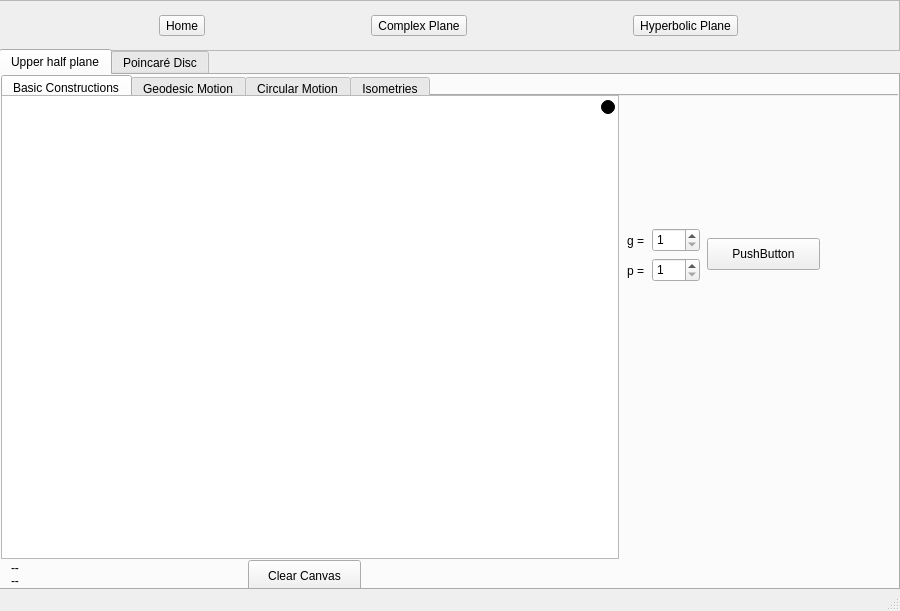
The window that Window.ui (Labardini/Hyperbolic-GeometPy) describes before a commit, drawn with Qt 5.
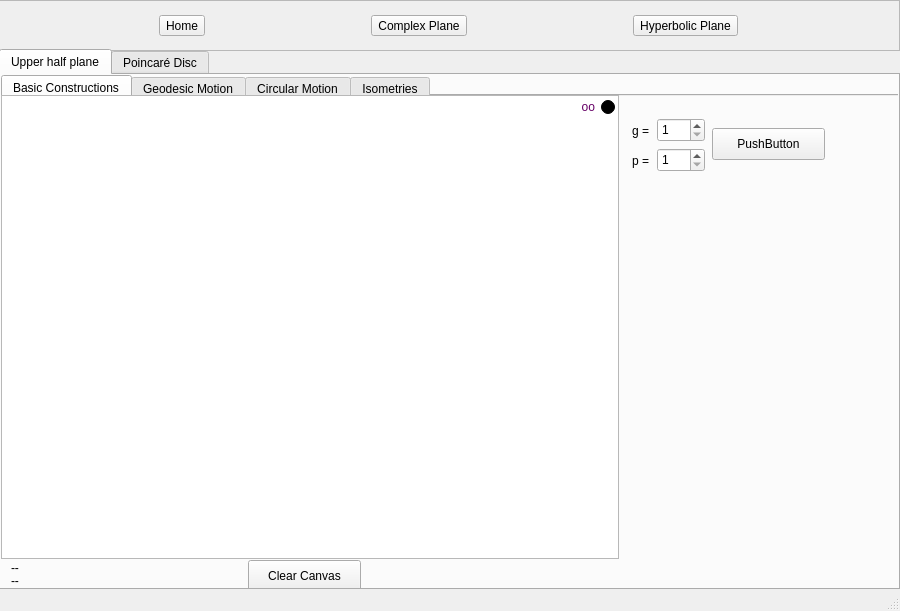
The same window after the commit. The open tabs and pages were chosen to show the change. Custom widgets are drawn as their Qt base class.

The edit to the form file:
```diff
--- a/Window.ui
+++ b/Window.ui
@@ -1172,9 +1172,9 @@
            <colorrole role="WindowText">
             <brush brushstyle="SolidPattern">
              <color alpha="255">
-              <red>255</red>
-              <green>255</green>
-              <blue>255</blue>
+              <red>102</red>
+              <green>0</green>
+              <blue>102</blue>
              </color>
             </brush>
            </colorrole>
@@ -1309,9 +1309,9 @@
            <colorrole role="WindowText">
             <brush brushstyle="SolidPattern">
              <color alpha="255">
-              <red>255</red>
-              <green>255</green>
-              <blue>255</blue>
+              <red>102</red>
+              <green>0</green>
+              <blue>102</blue>
              </color>
             </brush>
            </colorrole>
@@ -2000,8 +2000,8 @@
          <widget class="QSpinBox" name="spinBoxUHPIsomsGenus">
           <property name="geometry">
            <rect>
-            <x>35</x>
-            <y>130</y>
+            <x>40</x>
+            <y>20</y>
             <width>48</width>
             <height>24</height>
            </rect>
@@ -2013,8 +2013,8 @@
          <widget class="QSpinBox" name="spinBoxUHPIsomsNumOfPuncts">
           <property name="geometry">
            <rect>
-            <x>35</x>
-            <y>160</y>
+            <x>40</x>
+            <y>50</y>
             <width>48</width>
             <height>24</height>
            </rect>
@@ -2026,8 +2026,8 @@
          <widget class="QLabel" name="labelUHPIsomsGenus">
           <property name="geometry">
            <rect>
-            <x>10</x>
-            <y>135</y>
+            <x>15</x>
+            <y>25</y>
             <width>21</width>
             <height>16</height>
            </rect>
@@ -2039,8 +2039,8 @@
          <widget class="QLabel" name="labelUHPIsomsNumOfPuncts">
           <property name="geometry">
            <rect>
-            <x>10</x>
-            <y>165</y>
+            <x>15</x>
+            <y>55</y>
             <width>21</width>
             <height>16</height>
            </rect>
@@ -2052,8 +2052,8 @@
          <widget class="QPushButton" name="pushButtonUHPIsomsComputePolygonAndFuchsianGroup">
           <property name="geometry">
            <rect>
-            <x>90</x>
-            <y>140</y>
+            <x>95</x>
+            <y>30</y>
             <width>113</width>
             <height>32</height>
            </rect>
```
Left out of the diff: 24 changed lines with no effect on the pictures.
